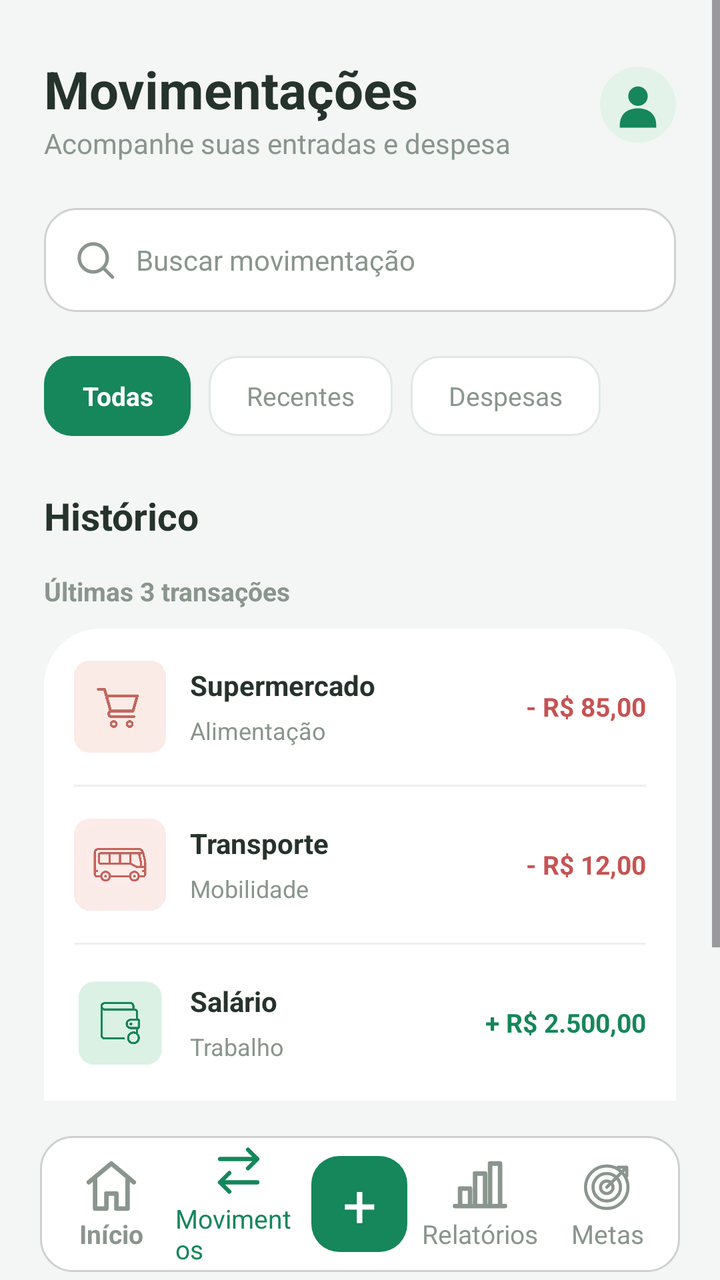
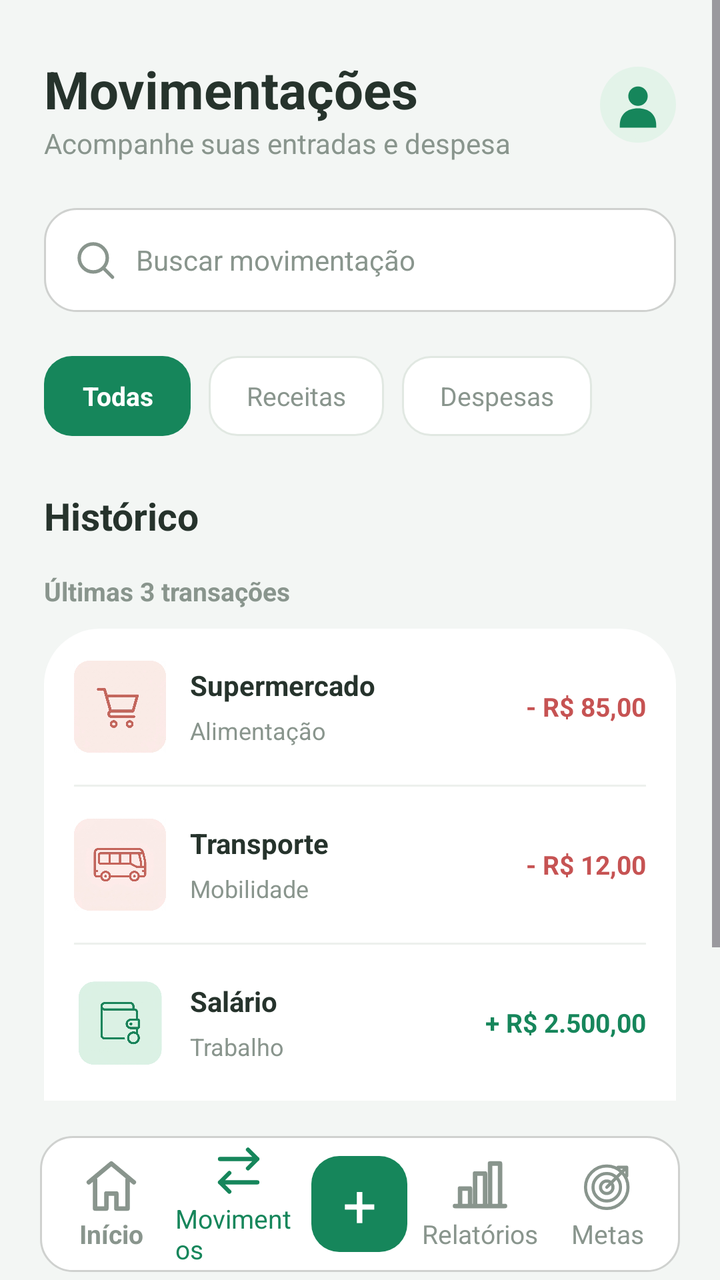

The first picture is an Android layout as it rendered before a commit; the second is the same layout after the commit. The layout source and the unified diff follow.
<!-- AndroidManifest.xml: application theme Theme.Koin -->
<!-- res/layout/activity_movimentacao.xml -->
<?xml version="1.0" encoding="utf-8"?>
<LinearLayout xmlns:android="http://schemas.android.com/apk/res/android"
    android:id="@+id/main"
    android:layout_width="match_parent"
    android:layout_height="match_parent"
    android:orientation="vertical"
    android:background="#F3F6F4"
    android:fitsSystemWindows="true">

    <ScrollView
        android:layout_width="match_parent"
        android:layout_height="0dp"
        android:layout_weight="1"
        android:fillViewport="true"
        android:clipToPadding="false">

        <LinearLayout
            android:layout_width="match_parent"
            android:layout_height="wrap_content"
            android:orientation="vertical"
            android:paddingStart="22dp"
            android:paddingEnd="22dp"
            android:paddingTop="24dp"
            android:paddingBottom="18dp">

            <LinearLayout
                android:layout_width="match_parent"
                android:layout_height="wrap_content"
                android:gravity="center_vertical"
                android:orientation="horizontal">

                <LinearLayout
                    android:layout_width="0dp"
                    android:layout_height="wrap_content"
                    android:layout_weight="1"
                    android:orientation="vertical">

                    <TextView
                        android:layout_width="wrap_content"
                        android:layout_height="wrap_content"
                        android:layout_marginTop="3dp"
                        android:text="Movimentações"
                        android:textColor="#26332C"
                        android:textSize="26sp"
                        android:textStyle="bold" />

                    <TextView
                        android:id="@+id/tvAcompanhamento"
                        android:layout_width="wrap_content"
                        android:layout_height="wrap_content"
                        android:text="Acompanhe suas entradas e despesa"
                        android:textColor="#89958D"
                        android:textSize="14sp" />

                </LinearLayout>

                <ImageButton
                    android:id="@+id/ivFotoPerfil"
                    android:layout_width="38dp"
                    android:layout_height="38dp"
                    android:layout_marginStart="5dp"
                    android:background="@drawable/icone_perfil"
                    android:contentDescription="Foto do usuário"
                    android:padding="2dp"
                    android:scaleType="centerCrop"
                    android:src="@drawable/icone_perfil" />

            </LinearLayout>

            <LinearLayout
                android:layout_width="match_parent"
                android:layout_height="52dp"
                android:layout_marginTop="23dp"
                android:background="@drawable/barra_busca"
                android:gravity="center_vertical"
                android:orientation="horizontal"
                android:paddingStart="15dp"
                android:paddingEnd="15dp">

                <ImageView
                    android:layout_width="21dp"
                    android:layout_height="21dp"
                    android:src="@drawable/icone_busca"
                    android:contentDescription="Buscar"
                    android:tint="#89958D" />

                <EditText
                    android:id="@+id/etBuscarMovimentacao"
                    android:layout_width="0dp"
                    android:layout_height="match_parent"
                    android:layout_weight="1"
                    android:layout_marginStart="10dp"
                    android:background="@android:color/transparent"
                    android:hint="Buscar movimentação"
                    android:singleLine="true"
                    android:inputType="text"
                    android:textColor="#26332C"
                    android:textColorHint="#89958D"
                    android:textSize="14sp" />

            </LinearLayout>

            <HorizontalScrollView
                android:layout_width="match_parent"
                android:layout_height="wrap_content"
                android:layout_marginTop="22dp"
                android:scrollbars="none">

                <LinearLayout
                    android:layout_width="wrap_content"
                    android:layout_height="wrap_content"
                    android:orientation="horizontal">

                    <TextView
                        android:id="@+id/filtroTodas"
                        android:layout_width="wrap_content"
                        android:layout_height="40dp"
                        android:background="@drawable/filtro_ativo"
                        android:gravity="center"
                        android:paddingStart="19dp"
                        android:paddingEnd="19dp"
                        android:text="Todas"
                        android:textColor="#FFFFFF"
                        android:textSize="13sp"
                        android:textStyle="bold" />

                    <TextView
                        android:id="@+id/filtroRecentes"
                        android:layout_width="wrap_content"
                        android:layout_height="40dp"
                        android:layout_marginStart="9dp"
                        android:background="@drawable/filtro_inativo"
                        android:gravity="center"
                        android:paddingStart="19dp"
                        android:paddingEnd="19dp"
                        android:text="Recentes"
                        android:textColor="#89958D"
                        android:textSize="13sp" />

                    <TextView
                        android:id="@+id/filtroDespesas"
                        android:layout_width="wrap_content"
                        android:layout_height="40dp"
                        android:layout_marginStart="9dp"
                        android:background="@drawable/filtro_inativo"
                        android:gravity="center"
                        android:paddingStart="19dp"
                        android:paddingEnd="19dp"
                        android:text="Despesas"
                        android:textColor="#89958D"
                        android:textSize="13sp" />

                </LinearLayout>

            </HorizontalScrollView>

            <TextView
                android:layout_width="wrap_content"
                android:layout_height="wrap_content"
                android:layout_marginTop="27dp"
                android:text="Histórico"
                android:textColor="#26332C"
                android:textSize="19sp"
                android:textStyle="bold" />

            <TextView
                android:layout_width="wrap_content"
                android:layout_height="wrap_content"
                android:layout_marginTop="16dp"
                android:layout_marginBottom="10dp"
                android:text="Últimas 3 transações"
                android:textColor="#89958D"
                android:textSize="13sp"
                android:textStyle="bold" />


            <LinearLayout
                android:id="@+id/containerMovimentacoes"
                android:layout_width="match_parent"
                android:layout_height="wrap_content"
                android:background="@drawable/card_koin"
                android:orientation="vertical"
                android:paddingStart="15dp"
                android:paddingEnd="15dp">


                <LinearLayout
                    android:layout_width="match_parent"
                    android:layout_height="78dp"
                    android:gravity="center_vertical"
                    android:orientation="horizontal">

                    <ImageView
                        android:layout_width="46dp"
                        android:layout_height="46dp"
                        android:src="@drawable/mercado_gasto"
                        android:contentDescription="Mercado"
                        android:scaleType="fitCenter" />

                    <LinearLayout
                        android:layout_width="0dp"
                        android:layout_height="wrap_content"
                        android:layout_weight="1"
                        android:layout_marginStart="12dp"
                        android:orientation="vertical">

                        <TextView
                            android:layout_width="wrap_content"
                            android:layout_height="wrap_content"
                            android:text="Supermercado"
                            android:textColor="#26332C"
                            android:textSize="14sp"
                            android:textStyle="bold" />

                        <TextView
                            android:layout_width="wrap_content"
                            android:layout_height="wrap_content"
                            android:layout_marginTop="5dp"
                            android:text="Alimentação"
                            android:textColor="#89958D"
                            android:textSize="12sp" />

                    </LinearLayout>

                    <TextView
                        android:layout_width="wrap_content"
                        android:layout_height="wrap_content"
                        android:text="- R$ 85,00"
                        android:textColor="#C65353"
                        android:textSize="13sp"
                        android:textStyle="bold" />

                </LinearLayout>

                <View
                    android:layout_width="match_parent"
                    android:layout_height="1dp"
                    android:background="#EDF0ED" />

                <LinearLayout
                    android:layout_width="match_parent"
                    android:layout_height="78dp"
                    android:gravity="center_vertical"
                    android:orientation="horizontal">

                    <ImageView
                        android:layout_width="46dp"
                        android:layout_height="46dp"
                        android:src="@drawable/transporte_gasto"
                        android:contentDescription="Transporte"
                        android:scaleType="fitCenter" />

                    <LinearLayout
                        android:layout_width="0dp"
                        android:layout_height="wrap_content"
                        android:layout_weight="1"
                        android:layout_marginStart="12dp"
                        android:orientation="vertical">

                        <TextView
                            android:layout_width="wrap_content"
                            android:layout_height="wrap_content"
                            android:text="Transporte"
                            android:textColor="#26332C"
                            android:textSize="14sp"
                            android:textStyle="bold" />

                        <TextView
                            android:layout_width="wrap_content"
                            android:layout_height="wrap_content"
                            android:layout_marginTop="5dp"
                            android:text="Mobilidade"
                            android:textColor="#89958D"
                            android:textSize="12sp" />

                    </LinearLayout>

                    <TextView
                        android:layout_width="wrap_content"
                        android:layout_height="wrap_content"
                        android:text="- R$ 12,00"
                        android:textColor="#C65353"
                        android:textSize="13sp"
                        android:textStyle="bold" />

                </LinearLayout>

                <View
                    android:layout_width="match_parent"
                    android:layout_height="1dp"
                    android:background="#EDF0ED" />

                <LinearLayout
                    android:layout_width="match_parent"
                    android:layout_height="78dp"
                    android:gravity="center_vertical"
                    android:orientation="horizontal">

                    <ImageView
                        android:layout_width="46dp"
                        android:layout_height="46dp"
                        android:src="@drawable/carteira"
                        android:contentDescription="Salário"
                        android:scaleType="fitCenter" />

                    <LinearLayout
                        android:layout_width="0dp"
                        android:layout_height="wrap_content"
                        android:layout_weight="1"
                        android:layout_marginStart="12dp"
                        android:orientation="vertical">

                        <TextView
                            android:layout_width="wrap_content"
                            android:layout_height="wrap_content"
                            android:text="Salário"
                            android:textColor="#26332C"
                            android:textSize="14sp"
                            android:textStyle="bold" />

                        <TextView
                            android:layout_width="wrap_content"
                            android:layout_height="wrap_content"
                            android:layout_marginTop="5dp"
                            android:text="Trabalho"
                            android:textColor="#89958D"
                            android:textSize="12sp" />

                    </LinearLayout>

                    <TextView
                        android:layout_width="wrap_content"
                        android:layout_height="wrap_content"
                        android:text="+ R$ 2.500,00"
                        android:textColor="#16865B"
                        android:textSize="13sp"
                        android:textStyle="bold" />

                </LinearLayout>

            </LinearLayout>

            <TextView
                android:layout_width="wrap_content"
                android:layout_height="wrap_content"
                android:layout_marginTop="22dp"
                android:layout_marginBottom="10dp"
                android:text="Movimentações anteriores"
                android:textColor="#89958D"
                android:textSize="13sp"
                android:textStyle="bold" />

            <TextView
                android:layout_width="match_parent"
                android:layout_height="wrap_content"
                android:padding="18dp"
                android:background="@drawable/card_koin"
                android:gravity="center"
                android:text="Seu histórico completo aparecerá aqui."
                android:textColor="#89958D"
                android:textSize="13sp" />

        </LinearLayout>

    </ScrollView>

    <LinearLayout
        android:id="@+id/layoutNavegacao"
        android:layout_width="match_parent"
        android:layout_height="68dp"
        android:layout_marginStart="20dp"
        android:layout_marginEnd="20dp"
        android:layout_marginTop="4dp"
        android:layout_marginBottom="4dp"
        android:background="@drawable/barra_busca"
        android:gravity="center"
        android:orientation="horizontal"
        android:paddingStart="4dp"
        android:paddingEnd="4dp">

        <LinearLayout
            android:id="@+id/navInicio"
            android:layout_width="0dp"
            android:layout_height="match_parent"
            android:layout_weight="1"
            android:gravity="center"
            android:orientation="vertical">

            <ImageView
                android:id="@+id/metas"
                android:layout_width="30dp"
                android:layout_height="30dp"
                android:contentDescription="Metas"
                android:scaleType="fitCenter"
                android:src="@drawable/icone_inicio_desativo" />

            <TextView
                android:layout_width="wrap_content"
                android:layout_height="wrap_content"
                android:text="Início"
                android:textColor="#89958D"
                android:textSize="13sp"
                android:textStyle="bold" />

        </LinearLayout>

        <LinearLayout
            android:id="@+id/navMovimentacoes"
            android:layout_width="0dp"
            android:layout_height="match_parent"
            android:layout_weight="1"
            android:gravity="center"
            android:orientation="vertical">

            <ImageView
                android:id="@+id/metas"
                android:layout_width="28dp"
                android:layout_height="30dp"
                android:contentDescription="Metas"
                android:scaleType="fitCenter"
                android:src="@drawable/icone_movimentacao_ativo" />

            <TextView
                android:layout_width="wrap_content"
                android:layout_height="wrap_content"
                android:text="Movimentos"
                android:textColor="#16865B"
                android:textSize="13sp" />

        </LinearLayout>

        <FrameLayout
            android:layout_width="0dp"
            android:layout_height="match_parent"
            android:layout_weight="0.9">

            <TextView
                android:id="@+id/btnAdicionarMovimento"
                android:layout_width="48dp"
                android:layout_height="48dp"
                android:layout_gravity="center"
                android:background="@drawable/botao_koin"
                android:gravity="center"
                android:text="+"
                android:textColor="#FFFFFF"
                android:textSize="30sp" />

        </FrameLayout>

        <LinearLayout
            android:id="@+id/navRelatorios"
            android:layout_width="0dp"
            android:layout_height="match_parent"
            android:layout_weight="1"
            android:gravity="center"
            android:orientation="vertical">

            <ImageView
                android:id="@+id/metas"
                android:layout_width="30dp"
                android:layout_height="30dp"
                android:contentDescription="Metas"
                android:scaleType="fitCenter"
                android:src="@drawable/icone_relatorios" />

            <TextView
                android:layout_width="wrap_content"
                android:layout_height="wrap_content"
                android:text="Relatórios"
                android:textColor="#89958D"
                android:textSize="13sp" />

        </LinearLayout>

        <LinearLayout
            android:id="@+id/navMetas"
            android:layout_width="0dp"
            android:layout_height="match_parent"
            android:layout_weight="1"
            android:gravity="center"
            android:orientation="vertical">

            <ImageView
                android:id="@+id/metas"
                android:layout_width="30dp"
                android:layout_height="30dp"
                android:contentDescription="Metas"
                android:scaleType="fitCenter"
                android:src="@drawable/icone_metas" />

            <TextView
                android:layout_width="wrap_content"
                android:layout_height="wrap_content"
                android:text="Metas"
                android:textColor="#89958D"
                android:textSize="13sp" />

        </LinearLayout>

    </LinearLayout>

</LinearLayout>
<!-- resources referenced by this layout -->
<resources>
  <!-- drawable barra_busca (drawable) -->
  <?xml version="1.0" encoding="utf-8"?>
  <shape xmlns:android="http://schemas.android.com/apk/res/android"
      android:shape="rectangle">
  
      <solid android:color="#FFFFFF" />
      <corners android:radius="16dp" />
  
      <stroke
          android:width="1dp"
          android:color="#CFD1CF" />
  
  </shape>
  <!-- drawable botao_koin (drawable) -->
  <?xml version="1.0" encoding="utf-8"?>
  <shape xmlns:android="http://schemas.android.com/apk/res/android">
      <solid android:color="#16865B" />
      <corners android:radius="14dp" />
  </shape>
  <!-- drawable card_koin (drawable) -->
  <?xml version="1.0" encoding="utf-8"?>
  <shape xmlns:android="http://schemas.android.com/apk/res/android">
      <solid android:color="#FFFFFF" />
      <corners
          android:topLeftRadius="28dp"
          android:topRightRadius="28dp" />
  </shape>
  <!-- drawable filtro_ativo (drawable) -->
  <?xml version="1.0" encoding="utf-8"?>
  <shape xmlns:android="http://schemas.android.com/apk/res/android"
      android:shape="rectangle">
  
      <solid android:color="#16865B" />
      <corners android:radius="14dp" />
  
  </shape>
  <!-- drawable filtro_inativo (drawable) -->
  <?xml version="1.0" encoding="utf-8"?>
  <shape xmlns:android="http://schemas.android.com/apk/res/android"
      android:shape="rectangle">
  
      <solid android:color="#FFFFFF" />
      <corners android:radius="14dp" />
  
      <stroke
          android:width="1dp"
          android:color="#E1E8E2" />
  
  </shape>
  <!-- drawable icone_inicio_desativo (drawable) -->
  <vector xmlns:android="http://schemas.android.com/apk/res/android"
      android:width="24dp"
      android:height="24dp"
      android:viewportWidth="24"
      android:viewportHeight="24">
      <path
          android:fillColor="@android:color/transparent"
          android:strokeColor="#89958D"
          android:strokeWidth="1.8"
          android:strokeLineCap="round"
          android:strokeLineJoin="round"
          android:pathData="M3,10.5 L12,3 L21,10.5 M5.5,9.5 V21 H10 V15 H14 V21 H18.5 V9.5"/>
  </vector>
  <!-- drawable icone_movimentacao_ativo (drawable) -->
  <vector xmlns:android="http://schemas.android.com/apk/res/android"
      android:width="24dp"
      android:height="24dp"
      android:viewportWidth="24"
      android:viewportHeight="24">
      <path
          android:fillColor="@android:color/transparent"
          android:strokeColor="#16865B"
          android:strokeWidth="1.8"
          android:strokeLineCap="round"
          android:strokeLineJoin="round"
          android:pathData="M4,7 H20 M16,3 L20,7 L16,11 M20,17 H4 M8,13 L4,17 L8,21"/>
  </vector>
  <!-- drawable icone_perfil (drawable) -->
  <vector xmlns:android="http://schemas.android.com/apk/res/android"
      android:width="56dp"
      android:height="56dp"
      android:viewportWidth="56"
      android:viewportHeight="56">
  
      <path
          android:fillColor="#E3F3E9"
          android:pathData="M28,0 A28,28 0,1 0,28 56 A28,28 0,1 0,28 0" />
  
      <path
          android:fillColor="#16865B"
          android:pathData="M28,13 A8,8 0,1 0,28 29 A8,8 0,1 0,28 13" />
  
      <path
          android:fillColor="#16865B"
          android:pathData="M13,45 C13,36 19,31 28,31 C37,31 43,36 43,45 L43,47 L13,47 Z" />
  
  </vector>
  <!-- drawable icone_relatorios (drawable) -->
  <vector xmlns:android="http://schemas.android.com/apk/res/android"
      android:width="24dp"
      android:height="24dp"
      android:viewportWidth="24"
      android:viewportHeight="24">
      <path
          android:fillColor="@android:color/transparent"
          android:strokeColor="#89958D"
          android:strokeWidth="1.8"
          android:strokeLineCap="round"
          android:strokeLineJoin="round"
          android:pathData="M4,20 V13 H8 V20 M10,20 V7 H14 V20 M16,20 V3 H20 V20 M2,20 H22"/>
  </vector>
  <style name="Theme.Koin" parent="Base.Theme.Koin" />
  <style name="Base.Theme.Koin" parent="Theme.Material3.DayNight.NoActionBar">
          
          
      </style>
  <!-- unchanged entries left out for length: 5 -->
</resources>

<!-- the commit's change to res/layout/activity_movimentacao.xml (unified diff, before → after) -->
@@ -125,7 +125,7 @@
                         android:textStyle="bold" />
 
                     <TextView
-                        android:id="@+id/filtroRecentes"
+                        android:id="@+id/filtroReceitas"
                         android:layout_width="wrap_content"
                         android:layout_height="40dp"
                         android:layout_marginStart="9dp"
@@ -133,7 +133,7 @@
                         android:gravity="center"
                         android:paddingStart="19dp"
                         android:paddingEnd="19dp"
-                        android:text="Recentes"
+                        android:text="Receitas"
                         android:textColor="#89958D"
                         android:textSize="13sp" />
 
